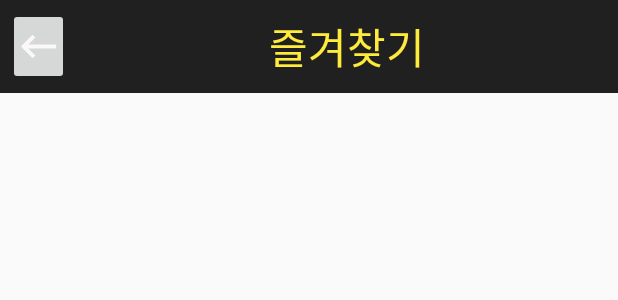
After one commit to moon722/MBTIclub, an Android app: the layout favorite_list.xml on its own in the app's theme, with its tools: preview values and no code run, on a phone screen of 412 x 824 dp. The commit adds this screen. Shown: the top 300 px of the screen. Run offline under Robolectric (Android 15) with nearby library versions, the phone set to English and light mode, and no system bars; network calls fail.

Commit message:
민찬 - 뒤로가기 문제 해결, 정보 게시판 / 즐겨찾기 (이동만 구현)

```diff
--- a/app/src/main/java/com/example/mbticlub/hotListview.java
+++ b/app/src/main/java/com/example/mbticlub/hotListview.java
@@ -4,6 +4,7 @@ import androidx.appcompat.app.AppCompatActivity;
 import androidx.core.content.ContextCompat;
 import androidx.recyclerview.widget.RecyclerView;
 
+import android.content.Intent;
 import android.os.Bundle;
 import android.view.MotionEvent;
 import android.view.View;
@@ -15,6 +16,7 @@ public class hotListview extends AppCompatActivity {
 
     private  ListViewAdapter hotad;
     private  ListView listview;
+
     @Override
     protected void onCreate(Bundle savedInstanceState) {
         super.onCreate(savedInstanceState);
@@ -31,6 +33,8 @@ public class hotListview extends AppCompatActivity {
 //                return false;
 //            }
 //        };
+
+
 
         // 첫 번째 아이템 추가.
         hotad.addItem(ContextCompat.getDrawable(this, R.drawable.test1), "당신의 취미는?", "당신의 취미에 대해 알려주세요");
--- /dev/null
+++ b/app/src/main/res/drawable/ic_baseline_keyboard_backspace_24.xml
@@ -0,0 +1,5 @@
+<vector android:height="24dp" android:tint="#FAF8F8"
+    android:viewportHeight="24" android:viewportWidth="24"
+    android:width="24dp" xmlns:android="http://schemas.android.com/apk/res/android">
+    <path android:fillColor="@android:color/white" android:pathData="M21,11H6.83l3.58,-3.59L9,6l-6,6 6,6 1.41,-1.41L6.83,13H21z"/>
+</vector>
--- a/app/src/main/res/layout/board_listview_item.xml
+++ b/app/src/main/res/layout/board_listview_item.xml
@@ -17,9 +17,6 @@
             android:layout_width="25dp"
             android:layout_height="25dp"
             android:layout_marginTop="7.5dp"
-
-
-
             android:src="@drawable/ic_baseline_person_24" />
 
         <TextView
--- /dev/null
+++ b/app/src/main/res/layout/favorite_list.xml
@@ -0,0 +1,58 @@
+<?xml version="1.0" encoding="utf-8"?>
+<LinearLayout
+    xmlns:android="http://schemas.android.com/apk/res/android"
+    xmlns:app="http://schemas.android.com/apk/res-auto"
+    xmlns:tools="http://schemas.android.com/tools"
+    android:layout_width="match_parent"
+    android:layout_height="match_parent"
+    tools:context=".Favorite_list"
+    android:orientation="vertical">
+
+    <LinearLayout
+        android:layout_width="match_parent"
+        android:layout_height="wrap_content"
+        android:orientation="horizontal"
+        android:background="@color/common_google_signin_btn_text_light_pressed">
+
+        <ImageButton
+            android:layout_width="wrap_content"
+            android:layout_height="match_parent"
+            android:scaleType="centerCrop"
+            android:src="@drawable/ic_baseline_keyboard_backspace_24"
+            android:stateListAnimator="@null"
+            android:layout_margin="5dp"
+            android:layout_weight="1"
+            android:id="@+id/BackBtn_fa">
+        </ImageButton>
+
+        <TextView
+            android:layout_width="match_parent"
+            android:layout_height="wrap_content"
+            android:gravity="center"
+            android:layout_margin="10dp"
+            android:text="즐겨찾기"
+            android:textColor="#FFEB3B"
+            android:textSize="28dp"
+            android:layout_weight="7">
+
+        </TextView>
+
+    </LinearLayout>
+
+    <LinearLayout
+        android:layout_width="match_parent"
+        android:layout_height="match_parent"
+        android:orientation="vertical"
+        android:layout_margin="20dp">
+
+        <ListView
+            android:layout_width="match_parent"
+            android:layout_height="match_parent"
+            android:id="@+id/fa_listview">
+
+
+        </ListView>
+
+
+    </LinearLayout>
+</LinearLayout>
--- a/app/src/main/res/layout/frag4.xml
+++ b/app/src/main/res/layout/frag4.xml
@@ -26,7 +26,7 @@
         android:id="@+id/kviewpager"
         android:layout_width="match_parent"
         android:layout_height="wrap_content"
-        android:layout_marginBottom="25dp">
+        android:layout_margin="20dp">
         <ListView
             android:id="@+id/board_list"
             android:layout_width="match_parent"
```
Also changed, not shown: app/src/main/AndroidManifest.xml (+8 -8 lines), app/src/main/java/com/example/mbticlub/Favorite_list.java (added, +34 -0 lines), app/src/main/java/com/example/mbticlub/Frag1.java (+15 -1 lines), app/src/main/java/com/example/mbticlub/Frag3.java (+5 -2 lines), app/src/main/java/com/example/mbticlub/ListViewAdapter1.java (+19 -4 lines), app/src/main/java/com/example/mbticlub/MainActivity.java (+29 -4 lines), app/src/main/java/com/example/mbticlub/infoList.java (added, +33 -0 lines), app/src/main/res/layout/info_list.xml (added, +58 -0 lines).
